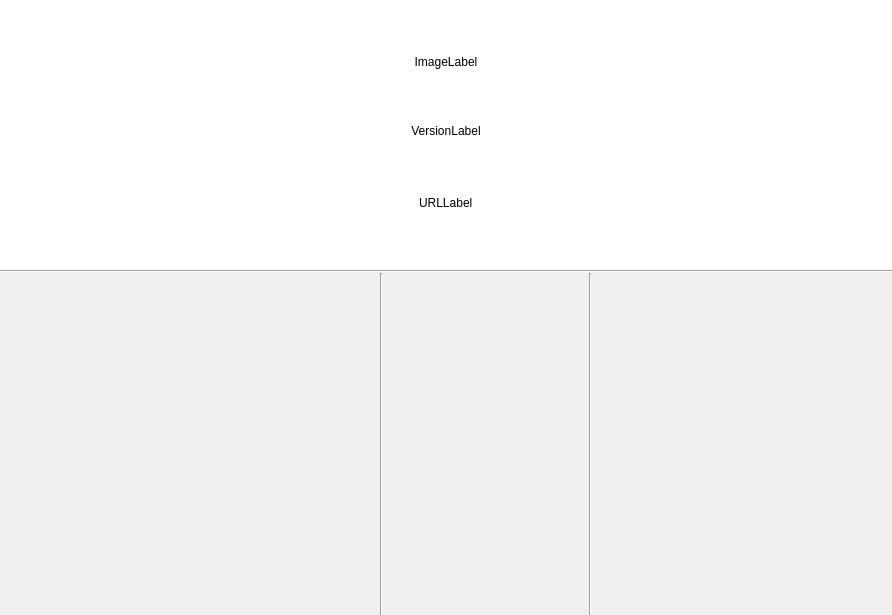
First picture: the form in src/apps/openfluid-builder/base/HomeWidget.ui, repository OpenFLUID/openfluid, before the edit.
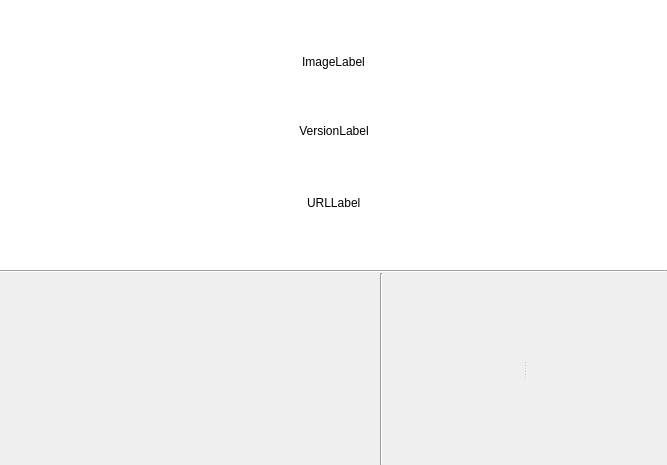
Second picture: the form after the edit. Custom widgets are drawn as their Qt base class.

Commit message:
Newsline in OpenFLUID-Builder home screen
* Add of Newsline widget
* Fix of Qt5 compatibility

```diff
--- a/src/apps/openfluid-builder/base/HomeWidget.ui
+++ b/src/apps/openfluid-builder/base/HomeWidget.ui
@@ -6,8 +6,8 @@
    <rect>
     <x>0</x>
     <y>0</y>
-    <width>892</width>
-    <height>615</height>
+    <width>667</width>
+    <height>465</height>
    </rect>
   </property>
   <property name="windowTitle">
@@ -211,7 +211,7 @@
     </widget>
    </item>
    <item>
-    <layout class="QHBoxLayout" name="horizontalLayout">
+    <layout class="QHBoxLayout" name="horizontalLayout" stretch="0,0,1">
      <property name="spacing">
       <number>0</number>
      </property>
@@ -247,13 +247,7 @@
       </widget>
      </item>
      <item>
-      <widget class="QFrame" name="frame_3">
-       <property name="sizePolicy">
-        <sizepolicy hsizetype="Maximum" vsizetype="Expanding">
-         <horstretch>0</horstretch>
-         <verstretch>0</verstretch>
-        </sizepolicy>
-       </property>
+      <widget class="QFrame" name="RecentsLineFrame">
        <property name="frameShape">
         <enum>QFrame::VLine</enum>
        </property>
@@ -263,57 +257,53 @@
       </widget>
      </item>
      <item>
-      <widget class="QFrame" name="RecentsFrame">
-       <property name="frameShape">
-        <enum>QFrame::NoFrame</enum>
-       </property>
-       <property name="frameShadow">
-        <enum>QFrame::Raised</enum>
-       </property>
-       <property name="lineWidth">
-        <number>0</number>
-       </property>
-      </widget>
-     </item>
-     <item>
-      <widget class="QFrame" name="InfosLineFrame">
-       <property name="frameShape">
-        <enum>QFrame::VLine</enum>
-       </property>
-       <property name="frameShadow">
-        <enum>QFrame::Sunken</enum>
-       </property>
-      </widget>
-     </item>
-     <item>
-      <widget class="QFrame" name="InfosFrame">
-       <property name="sizePolicy">
-        <sizepolicy hsizetype="Fixed" vsizetype="Preferred">
-         <horstretch>0</horstretch>
-         <verstretch>0</verstretch>
-        </sizepolicy>
-       </property>
-       <property name="minimumSize">
-        <size>
-         <width>300</width>
-         <height>0</height>
-        </size>
-       </property>
-       <property name="maximumSize">
-        <size>
-         <width>300</width>
-         <height>16777215</height>
-        </size>
-       </property>
-       <property name="frameShape">
-        <enum>QFrame::NoFrame</enum>
-       </property>
-       <property name="frameShadow">
-        <enum>QFrame::Raised</enum>
-       </property>
-       <property name="lineWidth">
-        <number>0</number>
-       </property>
+      <widget class="QWidget" name="widget" native="true">
+       <layout class="QHBoxLayout" name="horizontalLayout_4">
+        <property name="leftMargin">
+         <number>0</number>
+        </property>
+        <property name="topMargin">
+         <number>0</number>
+        </property>
+        <property name="rightMargin">
+         <number>0</number>
+        </property>
+        <property name="bottomMargin">
+         <number>0</number>
+        </property>
+        <item>
+         <widget class="QSplitter" name="RecentsNewsSplitter">
+          <property name="orientation">
+           <enum>Qt::Horizontal</enum>
+          </property>
+          <widget class="QFrame" name="RecentsFrame">
+           <property name="sizePolicy">
+            <sizepolicy hsizetype="Expanding" vsizetype="Preferred">
+             <horstretch>0</horstretch>
+             <verstretch>0</verstretch>
+            </sizepolicy>
+           </property>
+           <property name="frameShape">
+            <enum>QFrame::NoFrame</enum>
+           </property>
+           <property name="frameShadow">
+            <enum>QFrame::Raised</enum>
+           </property>
+           <property name="lineWidth">
+            <number>0</number>
+           </property>
+          </widget>
+          <widget class="NewslineWidget" name="InfosWidget" native="true">
+           <property name="minimumSize">
+            <size>
+             <width>0</width>
+             <height>0</height>
+            </size>
+           </property>
+          </widget>
+         </widget>
+        </item>
+       </layout>
       </widget>
      </item>
     </layout>
@@ -326,6 +316,12 @@
    <extends>QLabel</extends>
    <header>ClickableLabel.hpp</header>
   </customwidget>
+  <customwidget>
+   <class>NewslineWidget</class>
+   <extends>QWidget</extends>
+   <header>NewslineWidget.hpp</header>
+   <container>1</container>
+  </customwidget>
  </customwidgets>
  <resources/>
  <connections/>
```
Left out of the diff: 22 changed lines with no effect on the pictures. The commit also changes 11 other files.
